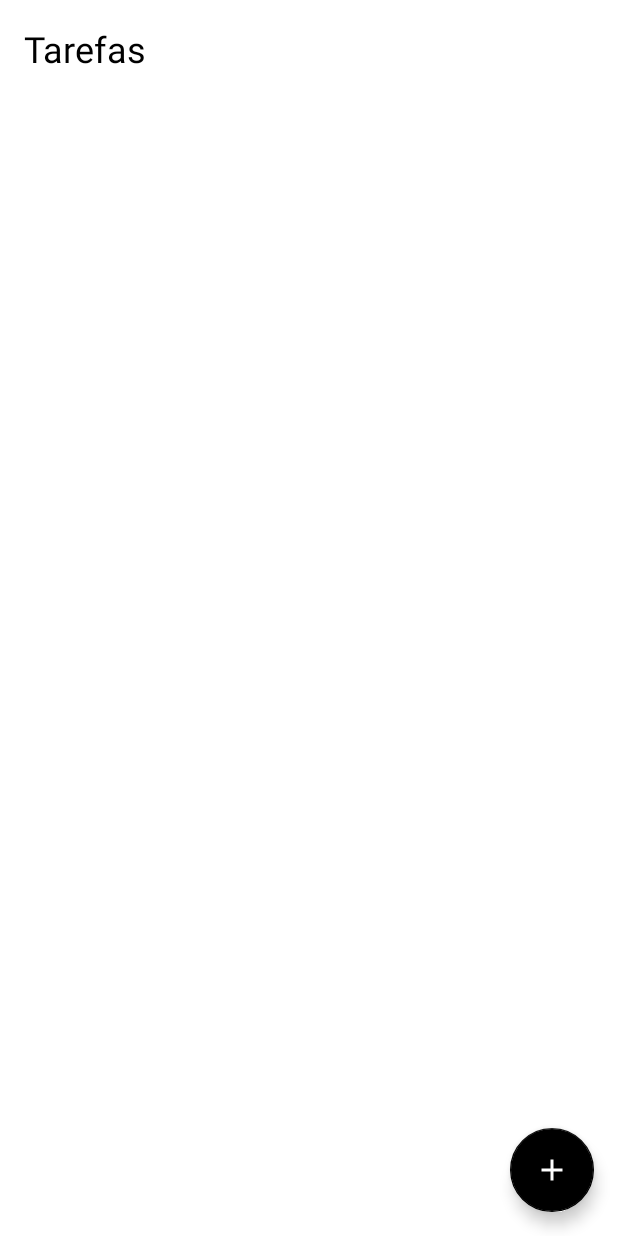
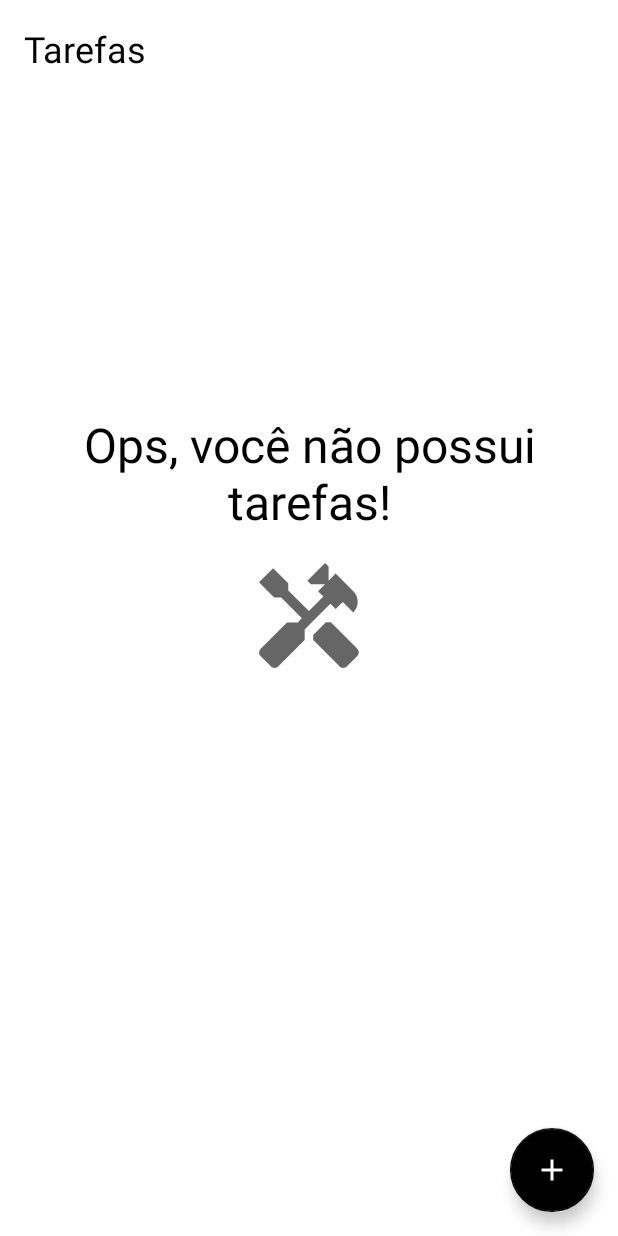
Before and after one commit to rafaelNandes/Kotlin-to-do-list, an Android app: the screen it shows after launch (MainActivity), on a phone screen of 412 x 824 dp. Run offline under Robolectric (Android 15) with nearby library versions, the phone set to English and light mode, and no system bars.

Commit message:
configuring delete task option

```diff
--- a/app/src/main/java/com/example/todolist/datasource/TaskDataSource.kt
+++ b/app/src/main/java/com/example/todolist/datasource/TaskDataSource.kt
@@ -17,4 +17,8 @@ object TaskDataSource{
     }
 
     fun findByID(taskId: Int) = list.find { it.id == taskId }
+
+    fun deleteTask(task: Task) {
+        list.remove(task)
+    }
 }
--- a/app/src/main/java/com/example/todolist/model/Task.kt
+++ b/app/src/main/java/com/example/todolist/model/Task.kt
@@ -8,12 +8,12 @@ data class Task(
     val id: Int = 0
 ){
     override fun equals(other: Any?): Boolean {
-        if(this == other) return true
-        if(javaClass != other?.javaClass) return false
+        if (this === other) return true
+        if (javaClass != other?.javaClass) return false
 
         other as Task
 
-        if(id != other.id) return false
+        if (id != other.id) return false
 
         return true
     }
--- a/app/src/main/java/com/example/todolist/ui/AddTaskActivity.kt
+++ b/app/src/main/java/com/example/todolist/ui/AddTaskActivity.kt
@@ -70,7 +70,6 @@ class AddTaskActivity : AppCompatActivity() {
                 hour = binding.inputLayoutTime.text,
                 id = intent.getIntExtra(TASK_ID, 0)
             )
-
             TaskDataSource.insertTask(task)
             setResult(Activity.RESULT_OK)
             finish()
--- a/app/src/main/java/com/example/todolist/ui/MainActivity.kt
+++ b/app/src/main/java/com/example/todolist/ui/MainActivity.kt
@@ -4,6 +4,7 @@ import android.app.Activity
 import android.content.Intent
 import androidx.appcompat.app.AppCompatActivity
 import android.os.Bundle
+import android.view.View
 import com.example.todolist.databinding.ActivityMainBinding
 import com.example.todolist.datasource.TaskDataSource
 
@@ -18,6 +19,7 @@ class MainActivity : AppCompatActivity() {
         setContentView(binding.root)
 
         binding.recyclerViewTasks.adapter = adapter
+
         updateList()
 
         insertListeners()
@@ -25,25 +27,28 @@ class MainActivity : AppCompatActivity() {
 
     private fun insertListeners() {
         binding.floatActionButton.setOnClickListener {
-            startActivityForResult(Intent(this,AddTaskActivity::class.java), CREATE_NEW_TASK)
+            this.startActivityForResult(Intent(this, AddTaskActivity::class.java), CREATE_NEW_TASK)
         }
         adapter.listenerEdit = {
-            val intent = Intent(this,AddTaskActivity::class.java)
+            val intent = Intent(this, AddTaskActivity::class.java)
             intent.putExtra(AddTaskActivity.TASK_ID, it.id)
-            startActivityForResult(intent, CREATE_NEW_TASK)
+            this.startActivityForResult(intent, CREATE_NEW_TASK)
         }
         adapter.listenerDelete = {
-
+            TaskDataSource.deleteTask(it)
+            updateList()
         }
     }
 
     override fun onActivityResult(requestCode: Int, resultCode: Int, data: Intent?) {
         super.onActivityResult(requestCode, resultCode, data)
-        if (requestCode == CREATE_NEW_TASK && requestCode == Activity.RESULT_OK) updateList()
+        if (requestCode == CREATE_NEW_TASK && resultCode == Activity.RESULT_OK) updateList()
     }
 
     private fun updateList() {
-        adapter.submitList(TaskDataSource.getList())
+        var list = TaskDataSource.getList()
+        binding.includeEmptyState.emptyState.visibility = if(list.isEmpty()) View.VISIBLE else View.GONE
+        adapter.submitList(list)
     }
 
     companion object{
--- a/app/src/main/java/com/example/todolist/ui/TaskListAdapter.kt
+++ b/app/src/main/java/com/example/todolist/ui/TaskListAdapter.kt
@@ -28,7 +28,7 @@ class TaskListAdapter : ListAdapter<Task, TaskListAdapter.TaskViewHolder>(DiffCa
 
         private fun showPopup(item: Task) {
             val ivMore =  binding.imagemViewMore
-            val popupMenu = PopupMenu(ivMore.context,ivMore)
+            val popupMenu = PopupMenu(ivMore.context, ivMore)
             popupMenu.menuInflater.inflate(R.menu.popup_menu, popupMenu.menu)
             popupMenu.setOnMenuItemClickListener {
                 when (it.itemId) {
--- /dev/null
+++ b/app/src/main/res/drawable/ic_task_24.xml
@@ -0,0 +1,13 @@
+<vector xmlns:android="http://schemas.android.com/apk/res/android"
+    android:width="24dp"
+    android:height="24dp"
+    android:viewportWidth="24"
+    android:viewportHeight="24"
+    android:tint="?attr/colorControlNormal">
+  <path
+      android:fillColor="@android:color/white"
+      android:pathData="M21.67,18.17l-5.3,-5.3h-0.99l-2.54,2.54v0.99l5.3,5.3c0.39,0.39 1.02,0.39 1.41,0l2.12,-2.12C22.06,19.2 22.06,18.56 21.67,18.17z"/>
+  <path
+      android:fillColor="@android:color/white"
+      android:pathData="M17.34,10.19l1.41,-1.41l2.12,2.12c1.17,-1.17 1.17,-3.07 0,-4.24l-3.54,-3.54l-1.41,1.41V1.71L15.22,1l-3.54,3.54l0.71,0.71h2.83l-1.41,1.41l1.06,1.06l-2.89,2.89L7.85,6.48V5.06L4.83,2.04L2,4.87l3.03,3.03h1.41l4.13,4.13l-0.85,0.85H7.6l-5.3,5.3c-0.39,0.39 -0.39,1.02 0,1.41l2.12,2.12c0.39,0.39 1.02,0.39 1.41,0l5.3,-5.3v-2.12l5.15,-5.15L17.34,10.19z"/>
+</vector>
--- a/app/src/main/res/layout/activity_main.xml
+++ b/app/src/main/res/layout/activity_main.xml
@@ -18,6 +18,8 @@
         app:layout_constraintTop_toTopOf="parent"
         app:layout_constraintLeft_toLeftOf="parent" />
 
+    <include android:id="@+id/include_empty_state" layout="@layout/empty_state" />
+
     <androidx.recyclerview.widget.RecyclerView
         android:id="@+id/recycler_view_tasks"
         android:layout_width="match_parent"
@@ -26,6 +28,7 @@
         app:layoutManager="androidx.recyclerview.widget.LinearLayoutManager"
         tools:itemCount="8"
         tools:listitem="@layout/item_task"
+        tools:visibility="gone"
         app:layout_constraintTop_toBottomOf="@id/textView_title"
         app:layout_constraintBottom_toTopOf="@id/float_action_button" />
 
--- /dev/null
+++ b/app/src/main/res/layout/empty_state.xml
@@ -0,0 +1,31 @@
+<?xml version="1.0" encoding="utf-8"?>
+<androidx.constraintlayout.widget.ConstraintLayout xmlns:android="http://schemas.android.com/apk/res/android"
+    android:layout_width="match_parent"
+    android:layout_height="match_parent"
+    xmlns:app="http://schemas.android.com/apk/res-auto"
+    android:layout_margin="16dp"
+    android:id="@+id/empty_state">
+
+    <TextView
+        android:id="@+id/text_view_empty"
+        android:layout_width="wrap_content"
+        android:layout_height="wrap_content"
+        android:text="@string/empty_state_task"
+        android:textSize="32sp"
+        android:textColor="@color/black"
+        android:gravity="center"
+        android:layout_marginBottom="16dp"
+        app:layout_constraintStart_toStartOf="parent"
+        app:layout_constraintBottom_toTopOf="@id/image_view_empty" />
+
+    <androidx.appcompat.widget.AppCompatImageView
+        android:id="@+id/image_view_empty"
+        android:layout_width="80dp"
+        android:layout_height="80dp"
+        app:srcCompat="@drawable/ic_task_24"
+        app:layout_constraintStart_toStartOf="parent"
+        app:layout_constraintEnd_toEndOf="parent"
+        app:layout_constraintTop_toTopOf="parent"
+        app:layout_constraintBottom_toBottomOf="parent"/>
+
+</androidx.constraintlayout.widget.ConstraintLayout>
--- a/app/src/main/res/menu/popup_menu.xml
+++ b/app/src/main/res/menu/popup_menu.xml
@@ -4,5 +4,4 @@
         android:title="@string/action_menu_edit" />
     <item android:id="@+id/action_delete"
         android:title="@string/action_menu_delete"/>
-
 </menu>
--- a/app/src/main/res/values/strings.xml
+++ b/app/src/main/res/values/strings.xml
@@ -10,4 +10,5 @@
     <string name="description_button_new_task">Nova Tarefa</string>
     <string name="action_menu_edit">Editar</string>
     <string name="action_menu_delete">Excluir</string>
+    <string name="empty_state_task">Ops, você não possui tarefas!</string>
 </resources>
```
